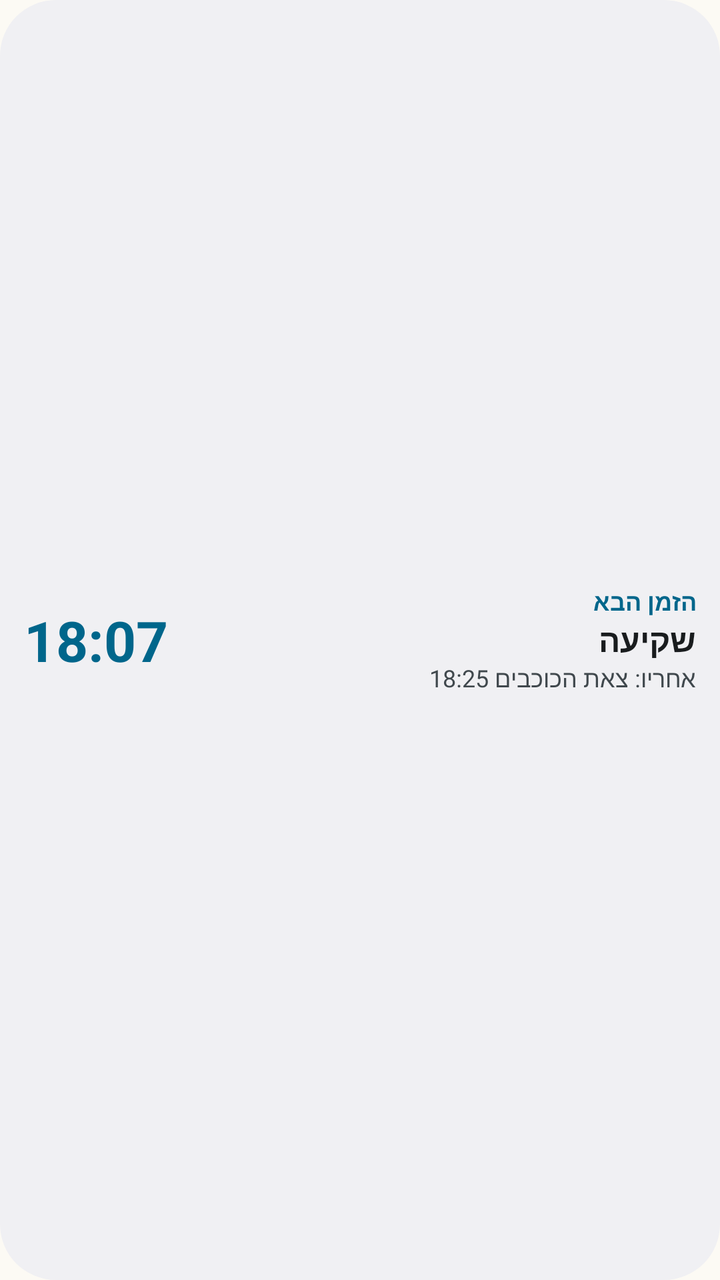
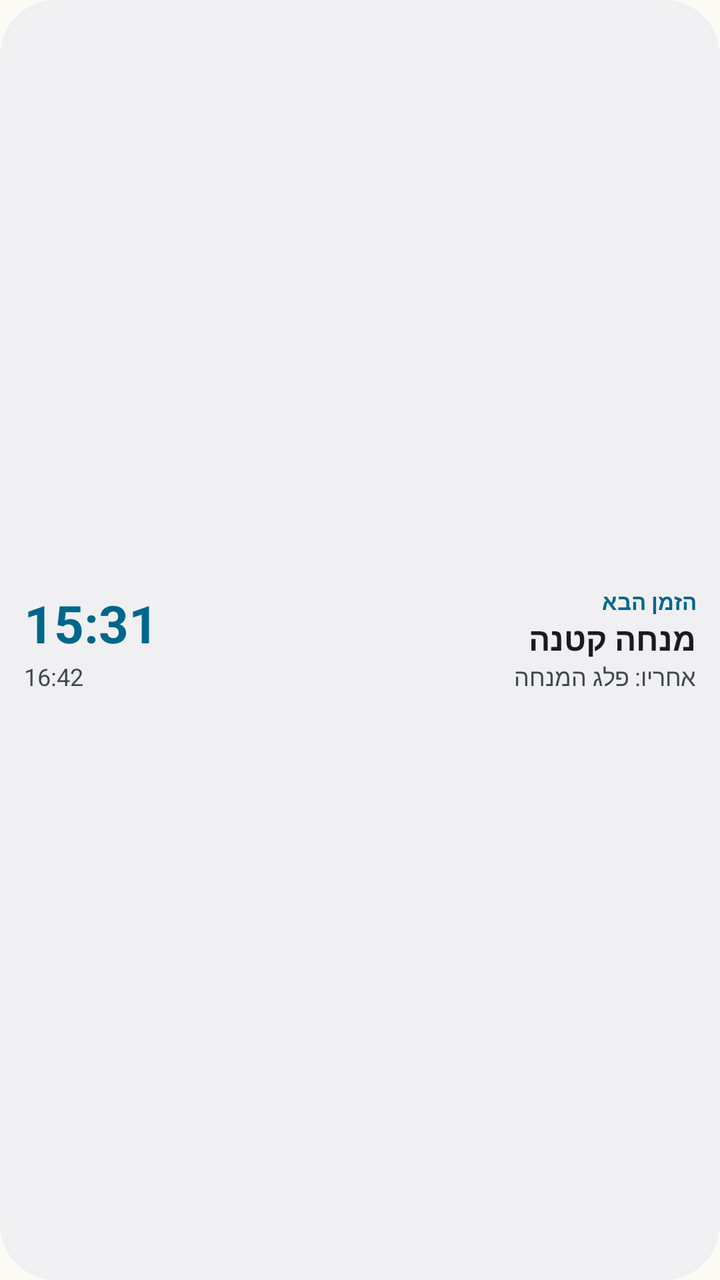

Screens rendered from an Android XML layout before and after an edit, with the pre-edit source and the edit as a unified diff.
<!-- AndroidManifest.xml: application theme Theme.JewishDay -->
<!-- res/layout/widget_preview_next_zman.xml -->
<?xml version="1.0" encoding="utf-8"?>
<LinearLayout xmlns:android="http://schemas.android.com/apk/res/android"
    android:id="@android:id/background"
    android:layoutDirection="rtl"
    style="@style/Widget.JewishDay.Root"
    android:gravity="center_vertical"
    android:orientation="horizontal">

    <LinearLayout
        android:layout_width="0dp"
        android:layout_height="wrap_content"
        android:layout_weight="1"
        android:orientation="vertical">

        <TextView
            android:text="@string/widget_preview_next_label"
            style="@style/Widget.JewishDay.Text.Accent"
            android:textSize="12sp" />

        <TextView
            android:text="@string/widget_preview_next_title"
            style="@style/Widget.JewishDay.Text.Title"
            android:textSize="16sp" />

        <TextView
            android:text="@string/widget_preview_following"
            style="@style/Widget.JewishDay.Text.Secondary" />
    </LinearLayout>

    <TextView
        android:text="@string/widget_preview_next_time"
        style="@style/Widget.JewishDay.Text.Title"
        android:layout_marginStart="8dp"
        android:fontFeatureSettings="tnum"
        android:textColor="@color/widget_accent"
        android:textSize="28sp" />
</LinearLayout>
<!-- resources referenced by this layout -->
<resources>
  <color name="widget_accent">#315B46</color>
  <string name="widget_preview_following" translatable="false">אחריו: צאת הכוכבים 18:25</string>
  <string name="widget_preview_next_label" translatable="false">הזמן הבא</string>
  <string name="widget_preview_next_time" translatable="false">18:07</string>
  <string name="widget_preview_next_title" translatable="false">שקיעה</string>
  <style name="Widget.JewishDay.Root" parent="">
          <item name="android:layout_width">match_parent</item>
          <item name="android:layout_height">match_parent</item>
          <item name="android:background">@drawable/widget_background</item>
          <item name="android:padding">@dimen/widget_padding</item>
          <item name="android:orientation">vertical</item>
      </style>
  <style name="Widget.JewishDay.Text.Accent">
          <item name="android:textSize">13sp</item>
          <item name="android:textStyle">bold</item>
          <item name="android:textColor">@color/widget_accent</item>
      </style>
  <style name="Widget.JewishDay.Text.Secondary">
          <item name="android:textSize">12sp</item>
          <item name="android:textColor">@color/widget_text_secondary</item>
      </style>
  <style name="Widget.JewishDay.Text.Title">
          <item name="android:textSize">18sp</item>
          <item name="android:textStyle">bold</item>
      </style>
  <style name="Theme.JewishDay" parent="android:style/Theme.Material.NoActionBar">
          <item name="android:windowNoTitle">true</item>
          <item name="android:windowActionBar">false</item>
          <item name="android:windowBackground">@color/app_launch_background</item>
          <item name="android:colorAccent">@color/app_launch_primary</item>
          <item name="android:statusBarColor">@color/app_launch_background</item>
          <item name="android:navigationBarColor">@color/app_launch_background</item>
      </style>
  <!-- drawable widget_background (drawable) -->
  <?xml version="1.0" encoding="utf-8"?>
  <shape xmlns:android="http://schemas.android.com/apk/res/android"
      android:shape="rectangle">
      <solid android:color="@color/widget_background" />
      <corners android:radius="@dimen/widget_corner_radius" />
  </shape>
  <dimen name="widget_padding">12dp</dimen>
  <color name="widget_text_secondary">#5C6B62</color>
  <color name="app_launch_background">#FCFAF4</color>
  <color name="app_launch_primary">#315B46</color>
  <color name="widget_background">#F5FCFAF4</color>
  <dimen name="widget_corner_radius">20dp</dimen>
</resources>

<!-- the commit's change to res/layout/widget_preview_next_zman.xml (unified diff, before → after) -->
@@ -4,34 +4,56 @@
     android:layoutDirection="rtl"
     style="@style/Widget.JewishDay.Root"
     android:gravity="center_vertical"
-    android:orientation="horizontal">
+    android:paddingTop="8dp"
+    android:paddingBottom="8dp">
 
     <LinearLayout
-        android:layout_width="0dp"
+        android:layout_width="match_parent"
         android:layout_height="wrap_content"
-        android:layout_weight="1"
-        android:orientation="vertical">
+        android:gravity="center_vertical"
+        android:orientation="horizontal">
+
+        <LinearLayout
+            android:layout_width="0dp"
+            android:layout_height="wrap_content"
+            android:layout_weight="1"
+            android:orientation="vertical">
+
+            <TextView
+                android:text="@string/widget_preview_next_label"
+                style="@style/Widget.JewishDay.Text.Accent"
+                android:textSize="11sp" />
+
+            <TextView
+                android:text="@string/widget_preview_next_title"
+                style="@style/Widget.JewishDay.Text.Title"
+                android:textSize="16sp" />
+        </LinearLayout>
 
         <TextView
-            android:text="@string/widget_preview_next_label"
-            style="@style/Widget.JewishDay.Text.Accent"
-            android:textSize="12sp" />
+            android:text="@string/widget_preview_next_time"
+            style="@style/Widget.JewishDay.Text.Title"
+            android:layout_marginStart="8dp"
+            android:fontFeatureSettings="tnum"
+            android:textColor="@color/widget_accent"
+            android:textSize="26sp" />
+    </LinearLayout>
+
+    <LinearLayout
+        android:layout_width="match_parent"
+        android:layout_height="wrap_content"
+        android:orientation="horizontal">
 
         <TextView
-            android:text="@string/widget_preview_next_title"
-            style="@style/Widget.JewishDay.Text.Title"
-            android:textSize="16sp" />
+            android:text="@string/widget_preview_following_title"
+            style="@style/Widget.JewishDay.Text.Secondary"
+            android:layout_width="0dp"
+            android:layout_weight="1" />
 
         <TextView
-            android:text="@string/widget_preview_following"
-            style="@style/Widget.JewishDay.Text.Secondary" />
+            android:text="@string/widget_preview_following_time"
+            style="@style/Widget.JewishDay.Text.Secondary"
+            android:layout_marginStart="6dp"
+            android:fontFeatureSettings="tnum" />
     </LinearLayout>
-
-    <TextView
-        android:text="@string/widget_preview_next_time"
-        style="@style/Widget.JewishDay.Text.Title"
-        android:layout_marginStart="8dp"
-        android:fontFeatureSettings="tnum"
-        android:textColor="@color/widget_accent"
-        android:textSize="28sp" />
 </LinearLayout>
<!-- resource entries referenced after the edit -->
@@ -1,10 +1,11 @@
 <!-- resources referenced by this layout -->
 <resources>
   <color name="widget_accent">#315B46</color>
-  <string name="widget_preview_following" translatable="false">אחריו: צאת הכוכבים 18:25</string>
+  <string name="widget_preview_following_time" translatable="false">16:42</string>
+  <string name="widget_preview_following_title" translatable="false">אחריו: פלג המנחה</string>
   <string name="widget_preview_next_label" translatable="false">הזמן הבא</string>
-  <string name="widget_preview_next_time" translatable="false">18:07</string>
-  <string name="widget_preview_next_title" translatable="false">שקיעה</string>
+  <string name="widget_preview_next_time" translatable="false">15:31</string>
+  <string name="widget_preview_next_title" translatable="false">מנחה קטנה</string>
   <style name="Widget.JewishDay.Root" parent="">
           <item name="android:layout_width">match_parent</item>
           <item name="android:layout_height">match_parent</item>
